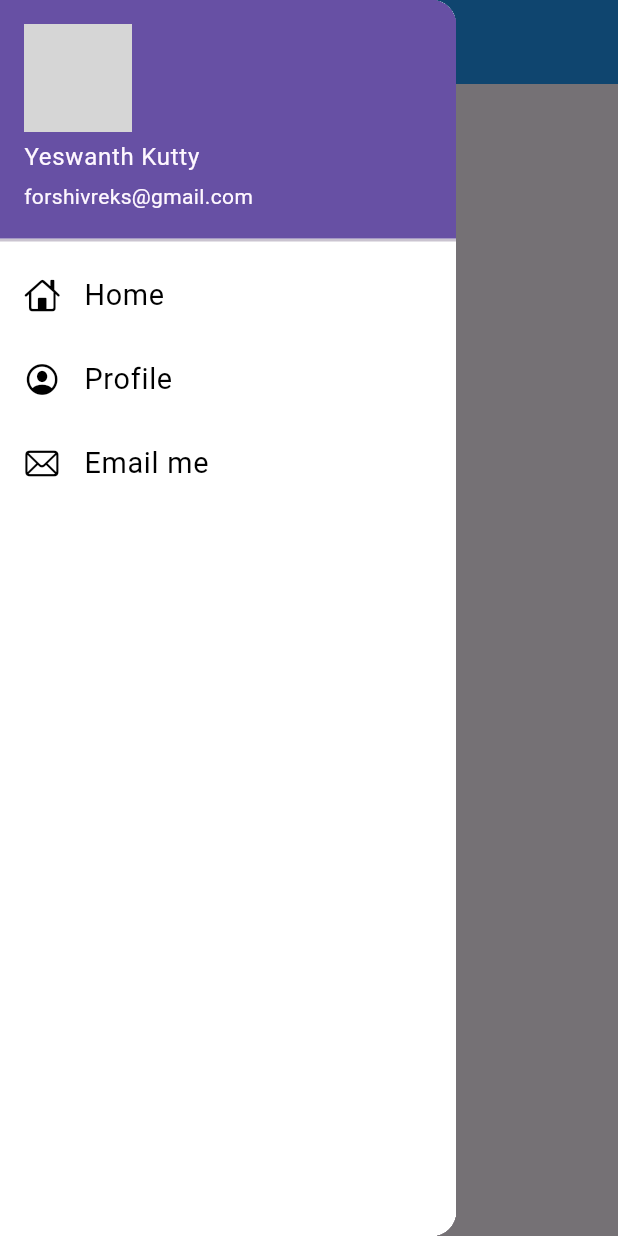
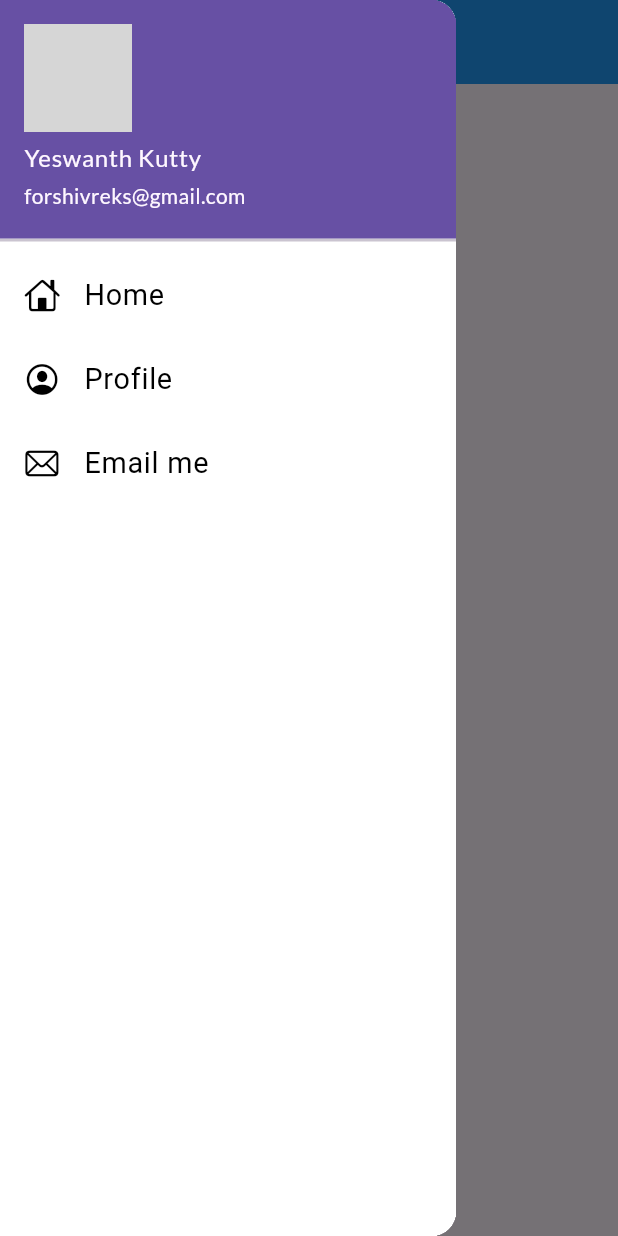
Before and after one commit to TS-YESWANTH/FlutterApp, a Flutter app: the screen it shows after launch, with the side drawer open, on a phone screen of 412 x 824 dp. Run offline on Flutter 3.47's test engine with Material 3 defaults, Android fonts, the phone set to English and light mode, and no system bars; our stand-ins replace google_fonts; missing offline and left inert: dart:js; network calls fail; key blocks and very long unbroken strings in the code were emptied for the run; grey boxes are pictures that could not be loaded.

Commit message:
Day 10 Completed

```diff
--- a/lib/main.dart
+++ b/lib/main.dart
@@ -1,7 +1,10 @@
+import 'dart:js';
+
 import 'package:flutter/material.dart';
 import 'package:flutter_application_1/pages/home_page.dart';
 import 'package:flutter_application_1/pages/login_page.dart';
 import 'package:flutter_application_1/utils/routes.dart';
+import 'package:flutter_application_1/widgets/themes.dart';
 
 void main() {
   runApp(MyApp());
@@ -13,11 +16,8 @@ class MyApp extends StatelessWidget {
     int days = 30;
     return MaterialApp(
       themeMode: ThemeMode.light, // Change themeMode to dark for a dark theme.
-      theme: ThemeData(primarySwatch: Colors.deepPurple), // Light theme
-      darkTheme: ThemeData(
-        primarySwatch: Colors.green, // Dark theme
-        brightness: Brightness.dark,
-      ),
+      theme: MyTheme.lightTheme(context), // Light theme
+      darkTheme: MyTheme.darkTheme(context),
       debugShowCheckedModeBanner: false,
       initialRoute: MyRoutes.homeRoute,
       routes: {
--- /dev/null
+++ b/lib/widgets/themes.dart
@@ -0,0 +1,18 @@
+import 'package:flutter/material.dart';
+import 'package:google_fonts/google_fonts.dart';
+
+class MyTheme{
+  static ThemeData lightTheme(BuildContext context) => ThemeData(
+    primarySwatch: Colors.deepPurple,
+    fontFamily: GoogleFonts.lato().fontFamily,
+    appBarTheme: const AppBarTheme(
+      color: Colors.white,
+      elevation: 0.0,
+      iconTheme: IconThemeData(color: Colors.black),),
+      textTheme: Theme.of(context).textTheme
+  );
+  static ThemeData darkTheme(BuildContext context) => ThemeData(
+    brightness: Brightness.dark
+  );
+
+}
```
Also changed, not shown: lib/modals/catalog.dart (added, +18 -0 lines).
